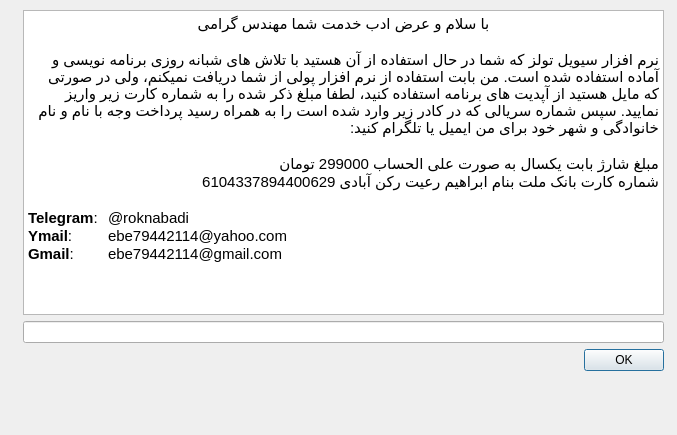
The window that serial.ui (ebrahimraeyat/civilTools) describes before a commit, drawn with Qt 5.
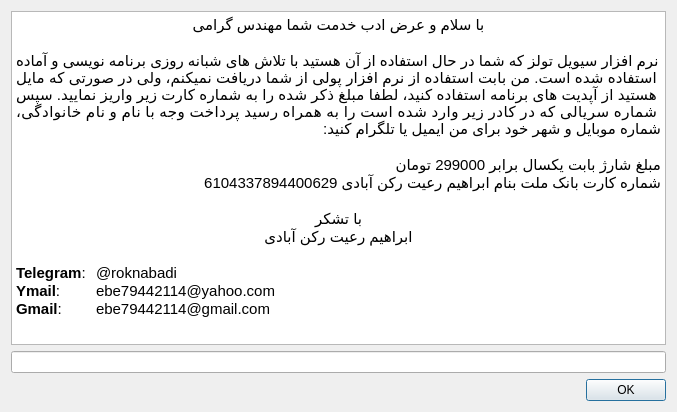
The same window after the commit.

Commit message: add meshpy to dependency

```diff
--- a/serial.ui
+++ b/serial.ui
@@ -10,7 +10,7 @@
     <x>0</x>
     <y>0</y>
     <width>677</width>
-    <height>435</height>
+    <height>412</height>
    </rect>
   </property>
   <property name="windowTitle">
@@ -19,15 +19,8 @@
   <property name="modal">
    <bool>false</bool>
   </property>
-  <widget class="QWidget" name="layoutWidget">
-   <property name="geometry">
-    <rect>
-     <x>23</x>
-     <y>10</y>
-     <width>641</width>
-     <height>361</height>
-    </rect>
-   </property>
+  <layout class="QHBoxLayout" name="horizontalLayout">
+   <item>
    <layout class="QVBoxLayout" name="verticalLayout">
     <item>
      <widget class="QTextEdit" name="textEdit">
@@ -38,11 +31,14 @@
 &lt;/style&gt;&lt;/head&gt;&lt;body style=&quot; font-family:'Ubuntu'; font-size:11pt; font-weight:400; font-style:normal;&quot;&gt;
 &lt;p align=&quot;center&quot; dir='rtl' style=&quot; margin-top:0px; margin-bottom:0px; margin-left:0px; margin-right:0px; -qt-block-indent:0; text-indent:0px;&quot;&gt;با سلام و عرض ادب خدمت شما مهندس گرامی&lt;/p&gt;
 &lt;p align=&quot;center&quot; dir='rtl' style=&quot;-qt-paragraph-type:empty; margin-top:0px; margin-bottom:0px; margin-left:0px; margin-right:0px; -qt-block-indent:0; text-indent:0px;&quot;&gt;&lt;br /&gt;&lt;/p&gt;
-&lt;p align=&quot;right&quot; dir='rtl' style=&quot; margin-top:0px; margin-bottom:0px; margin-left:0px; margin-right:0px; -qt-block-indent:0; text-indent:0px;&quot;&gt;نرم افزار سیویل تولز که شما در حال استفاده از آن هستید با تلاش های شبانه روزی برنامه نویسی و آماده استفاده شده است. من بابت استفاده از نرم افزار پولی از شما دریافت نمیکنم، ولی در صورتی که مایل هستید از آپدیت های برنامه استفاده کنید، لطفا مبلغ ذکر شده را به شماره کارت زیر واریز نمایید. سپس شماره سریالی که در کادر زیر وارد شده است را به همراه رسید پرداخت وجه با نام و نام خانوادگی و شهر خود برای من ایمیل یا تلگرام کنید:&lt;/p&gt;
+&lt;p align=&quot;justify&quot; dir='rtl' style=&quot; margin-top:0px; margin-bottom:0px; margin-left:0px; margin-right:0px; -qt-block-indent:0; text-indent:0px;&quot;&gt;نرم افزار سیویل تولز که شما در حال استفاده از آن هستید با تلاش های شبانه روزی برنامه نویسی و آماده استفاده شده است. من بابت استفاده از نرم افزار پولی از شما دریافت نمیکنم، ولی در صورتی که مایل هستید از آپدیت های برنامه استفاده کنید، لطفا مبلغ ذکر شده را به شماره کارت زیر واریز نمایید. سپس شماره سریالی که در کادر زیر وارد شده است را به همراه رسید پرداخت وجه با نام و نام خانوادگی، شماره موبایل و شهر خود برای من ایمیل یا تلگرام کنید:&lt;/p&gt;
 &lt;p align=&quot;right&quot; dir='rtl' style=&quot;-qt-paragraph-type:empty; margin-top:0px; margin-bottom:0px; margin-left:0px; margin-right:0px; -qt-block-indent:0; text-indent:0px;&quot;&gt;&lt;br /&gt;&lt;/p&gt;
-&lt;p align=&quot;right&quot; dir='rtl' style=&quot; margin-top:0px; margin-bottom:0px; margin-left:0px; margin-right:0px; -qt-block-indent:0; text-indent:0px;&quot;&gt;&lt;span style=&quot; color:#000000;&quot;&gt;مبلغ شارژ بابت یکسال به صورت علی الحساب 299000 تومان&lt;/span&gt;&lt;/p&gt;
+&lt;p align=&quot;right&quot; dir='rtl' style=&quot; margin-top:0px; margin-bottom:0px; margin-left:0px; margin-right:0px; -qt-block-indent:0; text-indent:0px;&quot;&gt;&lt;span style=&quot; color:#000000;&quot;&gt;مبلغ شارژ بابت یکسال برابر 299000 تومان&lt;/span&gt;&lt;/p&gt;
 &lt;p align=&quot;right&quot; dir='rtl' style=&quot; margin-top:0px; margin-bottom:0px; margin-left:0px; margin-right:0px; -qt-block-indent:0; text-indent:0px;&quot;&gt;شماره کارت بانک ملت بنام ابراهیم رعیت&lt;span style=&quot; color:#000000;&quot;&gt; رکن آبادی 6104337894400629&lt;/span&gt;&lt;/p&gt;
 &lt;p align=&quot;right&quot; dir='rtl' style=&quot;-qt-paragraph-type:empty; margin-top:0px; margin-bottom:0px; margin-left:0px; margin-right:0px; -qt-block-indent:0; text-indent:0px; font-weight:600;&quot;&gt;&lt;br /&gt;&lt;/p&gt;
+&lt;p align=&quot;center&quot; dir='rtl' style=&quot; margin-top:0px; margin-bottom:0px; margin-left:0px; margin-right:0px; -qt-block-indent:0; text-indent:0px;&quot;&gt;با تشکر&lt;/p&gt;
+&lt;p align=&quot;center&quot; dir='rtl' style=&quot; margin-top:0px; margin-bottom:0px; margin-left:0px; margin-right:0px; -qt-block-indent:0; text-indent:0px;&quot;&gt;ابراهیم رعیت رکن آبادی&lt;/p&gt;
+&lt;p align=&quot;right&quot; dir='rtl' style=&quot;-qt-paragraph-type:empty; margin-top:0px; margin-bottom:0px; margin-left:0px; margin-right:0px; -qt-block-indent:0; text-indent:0px;&quot;&gt;&lt;br /&gt;&lt;/p&gt;
 &lt;p style=&quot; margin-top:0px; margin-bottom:0px; margin-left:0px; margin-right:0px; -qt-block-indent:0; text-indent:0px;&quot;&gt;&lt;span style=&quot; font-weight:600;&quot;&gt;Telegram&lt;/span&gt;: 	@roknabadi&lt;/p&gt;
 &lt;p style=&quot; margin-top:0px; margin-bottom:0px; margin-left:0px; margin-right:0px; -qt-block-indent:0; text-indent:0px;&quot;&gt;&lt;span style=&quot; font-weight:600;&quot;&gt;Ymail&lt;/span&gt;: 	ebe79442114@yahoo.com&lt;/p&gt;
 &lt;p style=&quot; margin-top:0px; margin-bottom:0px; margin-left:0px; margin-right:0px; -qt-block-indent:0; text-indent:0px;&quot;&gt;&lt;span style=&quot; font-weight:600;&quot;&gt;Gmail&lt;/span&gt;: 	ebe79442114@gmail.com&lt;/p&gt;
@@ -64,7 +60,8 @@
      </widget>
     </item>
    </layout>
-  </widget>
+   </item>
+  </layout>
  </widget>
  <resources/>
  <connections>
```
Lines whose indentation alone changed are shown as unchanged. The commit also changes 1 other file.
